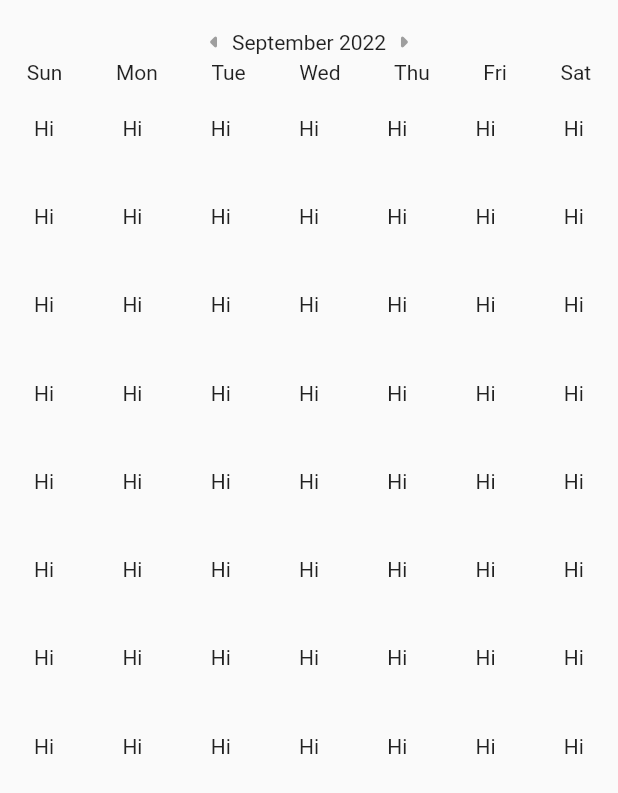
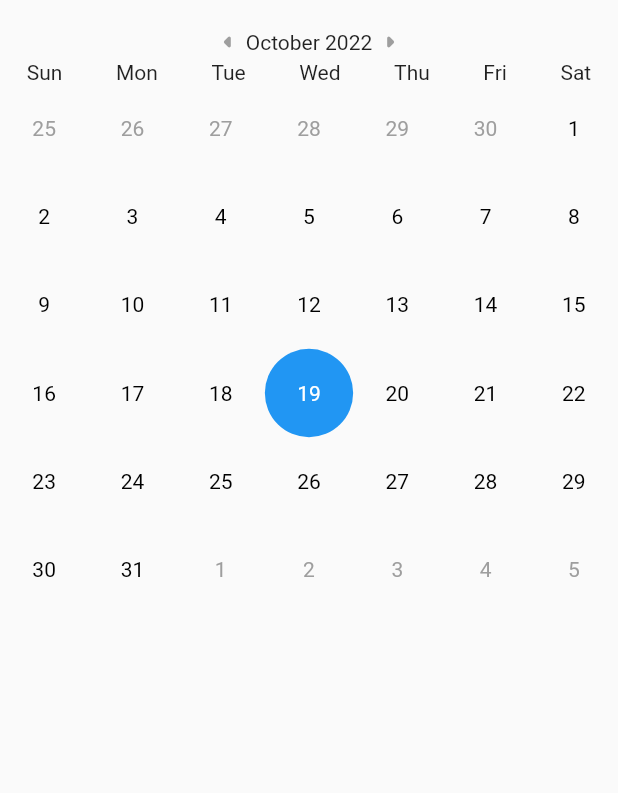
Before and after one commit to Vijay053/MevolveSampleApp, a Flutter app: the screen it shows after launch, on a phone screen of 412 x 824 dp. Shown: the top 793 px of the screen. Run offline on Flutter 3.47's test engine with Material 2 defaults, Android fonts, the phone set to English and light mode, and no system bars.

Commit message:
Implemented basic logic of calendar

```diff
--- a/lib/mevolve_calendar/custom_widgets/calendar.dart
+++ b/lib/mevolve_calendar/custom_widgets/calendar.dart
@@ -1,4 +1,7 @@
 import 'package:flutter/material.dart';
+import 'package:intl/intl.dart';
+import 'package:mevolve/mevolve_calendar/date_picker_controller.dart';
+import 'package:provider/provider.dart';
 
 class CalenderWidget extends StatefulWidget {
   const CalenderWidget({Key? key}) : super(key: key);
@@ -10,17 +13,18 @@ class CalenderWidget extends StatefulWidget {
 class _CalenderWidgetState extends State<CalenderWidget> {
   @override
   Widget build(BuildContext context) {
+    final datePickerController = Provider.of<DatePickerController>(context);
     return Column(
       children: [
         Row(
           mainAxisAlignment: MainAxisAlignment.center,
-          children: const [
-            Icon(
+          children: [
+            const Icon(
               Icons.arrow_left_rounded,
               color: Colors.grey,
             ),
-            Text('September 2022'),
-            Icon(
+            Text(DateFormat.yMMMM().format(datePickerController.selectedDate)),
+            const Icon(
               Icons.arrow_right_rounded,
               color: Colors.grey,
             ),
@@ -40,19 +44,26 @@ class _SwipeableCalendar extends StatefulWidget {
 }
 
 class _SwipeableCalendarState extends State<_SwipeableCalendar> {
-  final PageController _pageController = PageController();
-  int _currentIndex = 0;
+  late PageController _pageController;
+
+  @override
+  void didChangeDependencies() {
+    super.didChangeDependencies();
+    final datePickerController = Provider.of<DatePickerController>(context);
+    _pageController =
+        PageController(initialPage: datePickerController.getInitialPageIndex());
+  }
 
   @override
   Widget build(BuildContext context) {
+    print(_pageController.initialPage);
     return SizedBox(
       height: 500,
       child: PageView.builder(
         controller: _pageController,
         onPageChanged: (index) {
-          setState(() {
-            _currentIndex = index;
-          });
+          print(index);
+          setState(() {});
         },
         itemBuilder: (context, index) {
           return Column(
@@ -69,7 +80,7 @@ class _SwipeableCalendarState extends State<_SwipeableCalendar> {
                   _DayNameWidget('Sat'),
                 ],
               ),
-              _DateViewWidget(),
+              const _DateViewWidget(),
             ],
           );
         },
@@ -83,15 +94,72 @@ class _DateViewWidget extends StatelessWidget {
 
   @override
   Widget build(BuildContext context) {
+    final datePickerController = Provider.of<DatePickerController>(context);
+    final selectedDate = datePickerController.selectedDate;
+    final monthStartDate = DateTime(selectedDate.year, selectedDate.month, 1);
+    final monthEndDate = DateTime(selectedDate.year, selectedDate.month + 1, 0);
+    final startDate =
+        monthStartDate.subtract(Duration(days: monthStartDate.weekday));
     return Expanded(
       child: GridView.builder(
+        itemCount: 42,
         gridDelegate:
-            SliverGridDelegateWithFixedCrossAxisCount(crossAxisCount: 7),
+            const SliverGridDelegateWithFixedCrossAxisCount(crossAxisCount: 7),
         itemBuilder: (context, index) {
-          return GridTile(child: Center(child: Text('Hi')));
+          final date = startDate.add(Duration(days: index));
+          if ((date.isAfter(monthStartDate) ||
+                  date.isAtSameMomentAs(monthStartDate)) &&
+              (date.isBefore(monthEndDate) ||
+                  date.isAtSameMomentAs(monthEndDate))) {
+            if (date.isAtSameMomentAs(selectedDate)) {
+              return _DateTextWidget(
+                date,
+                isSelected: true,
+              );
+            } else {
+              return _DateTextWidget(date);
+            }
+          } else {
+            return _DateTextWidget(
+              date,
+              isCurrentMonthDate: false,
+            );
+          }
         },
       ),
     );
+  }
+}
+
+class _DateTextWidget extends StatelessWidget {
+  final DateTime dateToShow;
+  final bool isSelected;
+  final bool isCurrentMonthDate;
+
+  const _DateTextWidget(this.dateToShow,
+      {Key? key, this.isSelected = false, this.isCurrentMonthDate = true})
+      : super(key: key);
+
+  @override
+  Widget build(BuildContext context) {
+    if (isSelected) {
+      return Container(
+        decoration:
+            const BoxDecoration(shape: BoxShape.circle, color: Colors.blue),
+        child: Center(
+            child: Text(
+          dateToShow.day.toString(),
+          style: const TextStyle(color: Colors.white),
+        )),
+      );
+    } else {
+      return Center(
+          child: Text(
+        dateToShow.day.toString(),
+        style:
+            TextStyle(color: isCurrentMonthDate ? Colors.black : Colors.grey),
+      ));
+    }
   }
 }
 
--- /dev/null
+++ b/lib/mevolve_calendar/date_picker_controller.dart
@@ -0,0 +1,19 @@
+import 'package:flutter/cupertino.dart';
+
+class DatePickerController {
+  DateTime startDate = DateTime(2021, 1, 1);
+  DateTime endDate = DateTime(2023, 12, 31);
+  DateTime selectedDate =
+      DateTime(DateTime.now().year, DateTime.now().month, DateTime.now().day);
+  ValueNotifier<int> currentPageIndex = ValueNotifier(0);
+
+  int getInitialPageIndex() {
+    if (startDate.year == selectedDate.year) {
+      currentPageIndex.value = selectedDate.month;
+    } else {
+      currentPageIndex.value =
+          ((selectedDate.year - startDate.year) * 12) + selectedDate.month;
+    }
+    return currentPageIndex.value;
+  }
+}
--- a/lib/mevolve_calendar/mevolve_calendar.dart
+++ b/lib/mevolve_calendar/mevolve_calendar.dart
@@ -1,5 +1,7 @@
 import 'package:flutter/material.dart';
 import 'package:mevolve/mevolve_calendar/custom_widgets/calendar.dart';
+import 'package:mevolve/mevolve_calendar/date_picker_controller.dart';
+import 'package:provider/provider.dart';
 
 class MevolveCalendar extends StatefulWidget {
   const MevolveCalendar({Key? key}) : super(key: key);
@@ -11,16 +13,23 @@ class MevolveCalendar extends StatefulWidget {
 class _MevolveCalendarState extends State<MevolveCalendar> {
   @override
   Widget build(BuildContext context) {
-    return Container(
+    return MultiProvider(
+      providers: [
+        Provider<DatePickerController>(create: (_) => DatePickerController()),
+      ],
+      child: Builder(
+        builder: (context) => Container(
           decoration: BoxDecoration(borderRadius: BorderRadius.circular(8)),
           child: Column(
             children: [
               Row(
-            children: [Text('')],
+                children: const [Text('')],
               ),
               const CalenderWidget(),
             ],
           ),
+        ),
+      ),
     );
   }
 }
--- a/pubspec.yaml
+++ b/pubspec.yaml
@@ -35,7 +35,9 @@ dependencies:
 
   # The following adds the Cupertino Icons font to your application.
   # Use with the CupertinoIcons class for iOS style icons.
-  cupertino_icons: ^1.0.2
+  cupertino_icons: ^1.0.5
+  provider: ^6.0.4
+  intl: ^0.17.0
 
 dev_dependencies:
   flutter_test:
```
Also changed, not shown: pubspec.lock. Lines whose indentation alone changed are shown as unchanged.
